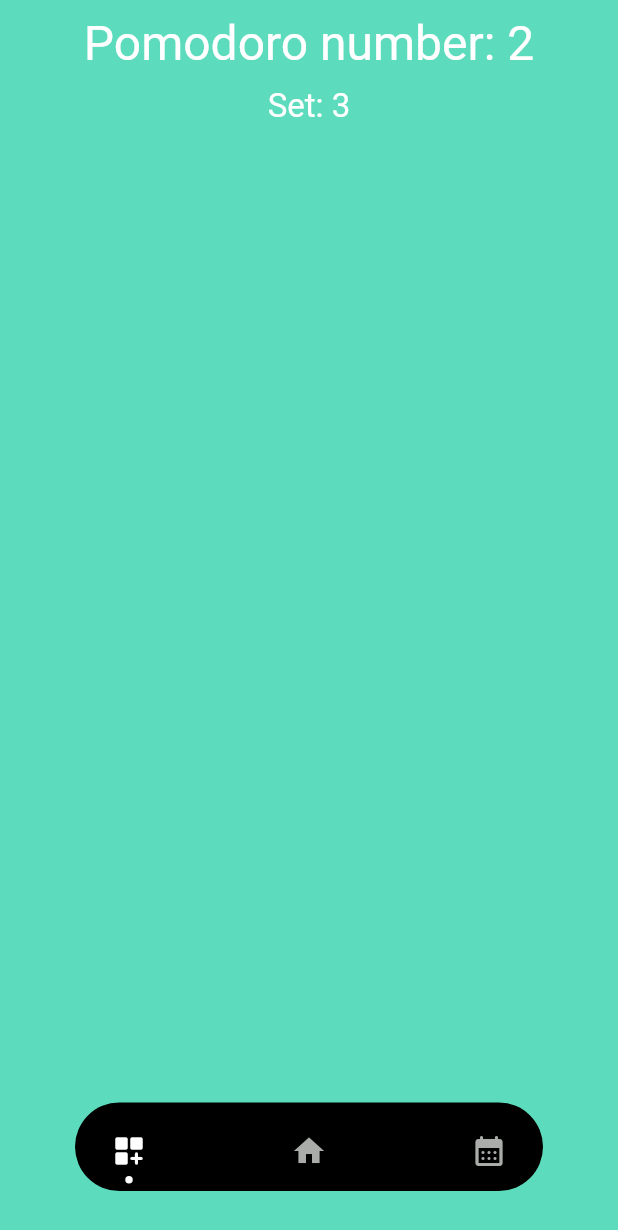
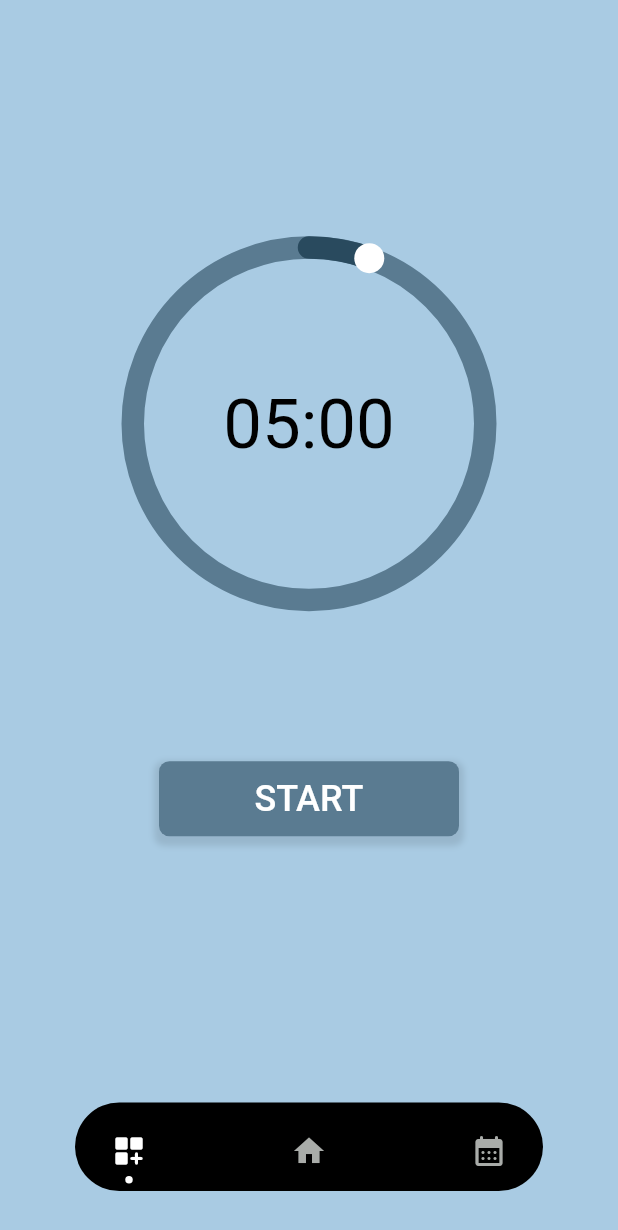
Before and after one commit to wahyuvlntn/PomodoroApp, a Flutter app: the screen it shows after launch, on a phone screen of 412 x 824 dp. Shown: the top 1230 px of the screen. Run offline on Flutter 3.47's test engine with Material 2 defaults, Android fonts, the phone set to English and light mode, and no system bars; drawn by our look-alikes of dot_navigation_bar, sleek_circular_slider.

Commit message:
timer pomodoro

```diff
--- a/lib/main.dart
+++ b/lib/main.dart
@@ -16,7 +16,7 @@ class MyApp extends StatelessWidget {
       debugShowCheckedModeBanner: false,
       theme: ThemeData(
 
-        primarySwatch: Colors.green,
+        primarySwatch: Colors.blue,
       ),
       home: Home(),
     );
--- a/lib/screens/home_screen.dart
+++ b/lib/screens/home_screen.dart
@@ -1,13 +1,15 @@
+import 'dart:async';
+
 import 'package:dot_navigation_bar/dot_navigation_bar.dart';
-import 'package:flutter/src/widgets/framework.dart';
-import 'package:flutter/src/widgets/placeholder.dart';
+
+
 import 'package:flutter/material.dart';
+import 'package:flutter/services.dart';
+import 'package:sleek_circular_slider/sleek_circular_slider.dart';
 
 class Home extends StatefulWidget {
   final List<Icon> timesCompleted = [];
-  Home(){
-
-  }
+  Home({Key? key}) : super(key: key);
 
   @override
   State<Home> createState() => _HomeState();
@@ -15,39 +17,175 @@ class Home extends StatefulWidget {
 
 class _HomeState extends State<Home> {
   int _currentIndex = 0;
+  double defaultValue = 300;
+  double value = 300.0;
+  bool isStarted = false;
+  int focusedMins = 0;
+  late Timer _timer;
+
+  @override
+  void initState() {
+    super.initState();
+    SystemChrome.setSystemUIOverlayStyle(
+        SystemUiOverlayStyle(statusBarColor: Color(0xFFA9CBE3)));
+
+  }
+
+  void startTimer() {
+    focusedMins = value.toInt();
+    const oneSec = Duration(seconds: 1);
+    _timer = Timer.periodic(
+      oneSec,
+      (Timer timer) {
+        if (value <= 1) {
+          setState(() {
+            timer.cancel();
+            value = defaultValue;
+            isStarted = false;
+          });
+        } else {
+          setState(() {
+            value--;
+          });
+        }
+      },
+    );
+  }
+
+  @override
+  void dispose() {
+    _timer.cancel();
+    super.dispose();
+  }
 
   @override
   Widget build(BuildContext context) {
     return Scaffold(
-      backgroundColor: Color(0xFF5CDBBD),
+      backgroundColor: Color(0xFFA9CBE3),
       body: SafeArea(
-        child: Center(
+        child: Container(
+          width: MediaQuery.of(context).size.width,
+          height: MediaQuery.of(context).size.height,
+          padding: const EdgeInsets.symmetric(horizontal: 24, vertical: 10),
           child: Column(
-            children: [
-              SizedBox(
-                height: 10,
-              ),
-              Text(
-                'Pomodoro number: 2',
-                style: TextStyle(fontSize: 32, color: Colors.white),
-              ),
-              SizedBox(
-                height: 10,
-              ),
-              Text(
-                'Set: 3',
-                style: TextStyle(fontSize: 22, color: Colors.white),
-              ),
+            mainAxisAlignment: MainAxisAlignment.start,
+            crossAxisAlignment: CrossAxisAlignment.start,
+            children: <Widget>[
+
               Expanded(
                 child: Column(
                   mainAxisAlignment: MainAxisAlignment.center,
-                  children: [],
+                  crossAxisAlignment: CrossAxisAlignment.center,
+                  mainAxisSize: MainAxisSize.max,
+                  children: <Widget>[
+                    Center(
+                      child: SizedBox(
+                        width: 250,
+                        height: 250,
+                        child: Stack(
+                          children: [
+                            SleekCircularSlider(
+                              initialValue: value,
+                              min: 0,
+                              max: 5401,
+                              appearance: CircularSliderAppearance(
+                                customWidths: CustomSliderWidths(
+                                  trackWidth: 15,
+                                  handlerSize: 10,
+                                  progressBarWidth: 15,
+                                  shadowWidth: 0,
+                                ),
+                                customColors: CustomSliderColors(
+                                  trackColor: Color(0xFF5A7B91),
+                                  progressBarColor: Color(0xFF294A5E),
+                                  hideShadow: true,
+                                  dotColor: Colors.white,
+
+                                ),
+                                size: 250,
+                                angleRange: 360,
+                                startAngle: 270,
+                              ),
+                              onChange: (newValue) {
+                                setState(() {
+                                  value = newValue;
+                                });
+                              },
+                              innerWidget: (double newValue) {
+                                return Center(
+                                  child: Text(
+                                    "${(value ~/ 60).toInt().toString().padLeft(2, '0')}:${(value % 60).toInt().toString().padLeft(2, '0')}",
+                                    style: TextStyle(
+                                      color: Colors.black,
+                                      fontSize: 46,
+                                    ),
+                                  ),
+                                );
+                              },
+                            ),
+                            if (isStarted)
+                              GestureDetector(
+                                onTap: () {},
+                                child: Container(
+                                  width: 250,
+                                  height: 250,
+                                  color: Colors.transparent,
+                                ),
+                              )
+                          ],
+                        ),
+                      ),
+                    ),
+                    const SizedBox(
+                      height: 100,
+                    ),
+                    GestureDetector(
+                      onTap: () {
+                        setState(() {
+                          if (!isStarted) {
+                            isStarted = true;
+                            startTimer();
+                          } else {
+                            _timer.cancel();
+                            value = defaultValue;
+                            isStarted = false;
+                          }
+                        });
+                      },
+                      child: Container(
+                        width: 200,
+                        height: 50,
+                        decoration: BoxDecoration(
+                          color: Color(0xFF5A7B91),
+                          borderRadius: BorderRadius.circular(7),
+                          boxShadow: [
+                            BoxShadow(
+                              spreadRadius: 3,
+                              blurRadius: 3,
+                              offset: const Offset(0, 3),
+                              color: Colors.black.withOpacity(0.1),
+                            )
+                          ],
+                        ),
+                        alignment: Alignment.center,
+                        child: Text(
+                          isStarted ? "STOP" : "START",
+                          style: TextStyle(
+                            color: Colors.white,
+                            fontSize: 24,
+                            fontWeight: FontWeight.w500,
+                          ),
+                        ),
+                      ),
+                    ),
+                  ],
                 ),
               ),
             ],
           ),
         ),
       ),
+
       bottomNavigationBar: Padding(
         padding: EdgeInsets.only(bottom: 10),
         child: DotNavigationBar(
--- /dev/null
+++ b/lib/utils/constants.dart
@@ -0,0 +1,15 @@
+import 'package:flutter/material.dart';
+
+// Icon Constants
+const Icon kPlayClockButton = Icon(Icons.play_arrow_sharp);
+const Icon kPauseClockButton = Icon(Icons.pause_sharp);
+
+// Time constants
+const int kWorkDuration = 25;
+const int kShortBreakDuration = 5;
+const int kLongBreakDuration = 30;
+
+// Text constants
+const String kWorkLabel = 'Work';
+const String kShortBreakLabel = 'Short break';
+const String kLongBreakLabel = 'Long break';
--- a/pubspec.yaml
+++ b/pubspec.yaml
@@ -32,6 +32,8 @@ dependencies:
   dot_navigation_bar: ^1.0.1+4
   flutter:
     sdk: flutter
+  ndialog: ^4.3.0
+  sleek_circular_slider: ^2.0.1
   sweet_nav_bar: ^1.0.5
 
 dev_dependencies:
```
Also changed, not shown: pubspec.lock.
